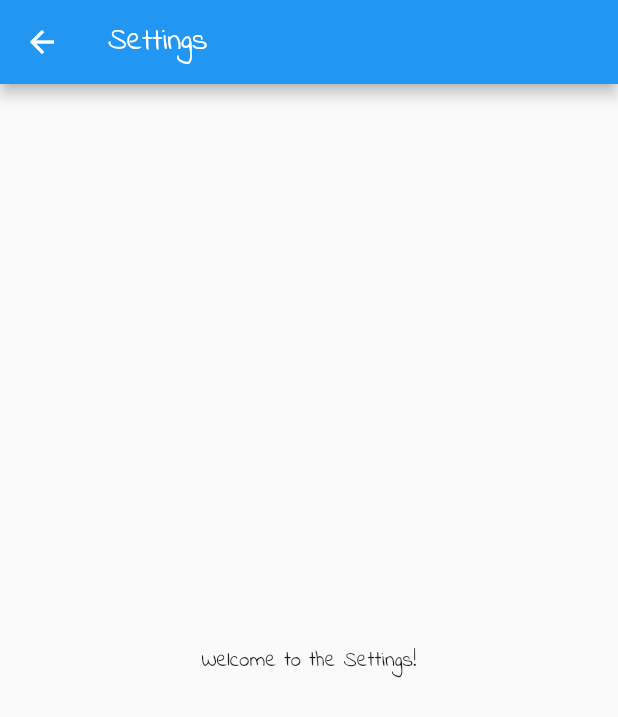
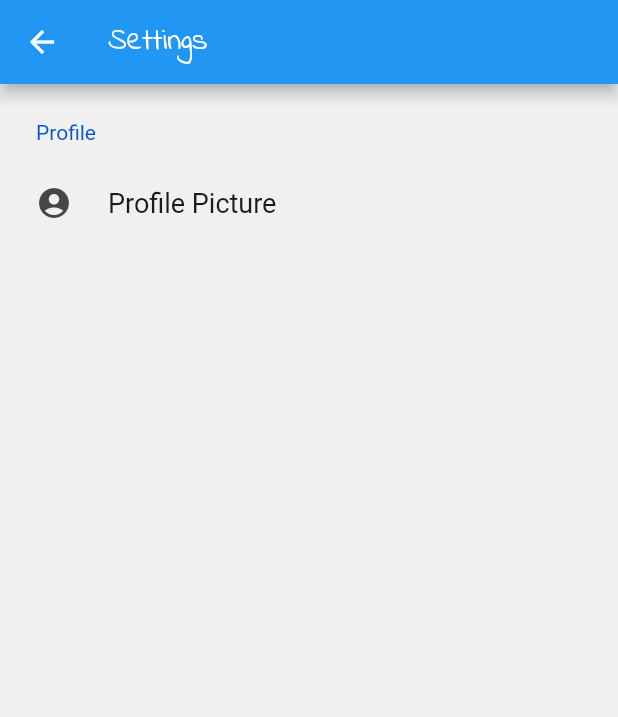
Before and after one commit to yuuutong/Orbital-Project, a Flutter app: the Settings screen opened directly, on a phone screen of 412 x 824 dp. Shown: the top 717 px of the screen. Run offline on Flutter 3.47's test engine with Material 2 defaults, Android fonts, the light colour scheme and no system bars; drawn by our look-alikes of settings_ui; our stand-ins replace cloud_firestore, firebase_auth, firebase_core, fl_chart, shimmer; missing offline and left inert: loading_gifs, time_chart; accounts and stored records are empty.

Commit message:
update settings page

```diff
--- a/sleeplah/lib/settings_page/SettingsScreen.dart
+++ b/sleeplah/lib/settings_page/SettingsScreen.dart
@@ -1,4 +1,8 @@
 import 'package:flutter/material.dart';
+import 'package:settings_ui/settings_ui.dart';
+
+import '../profilePicCollection/collection.dart';
+
 // try merging
 class Settings extends StatefulWidget {
   const Settings({Key? key}) : super(key: key);
@@ -11,11 +15,30 @@ class _SettingsState extends State<Settings> {
   @override
   Widget build(BuildContext context) {
     return Scaffold(
-      appBar: AppBar(
-        title: const Text("Settings")
-        ),
-      body: const Center(
-        child: Text('Welcome to the Settings!'),
+      appBar: AppBar(title: const Text("Settings")),
+      body: SettingsList(
+        sections: [
+          SettingsSection(
+            title: Text('Profile'),
+            tiles: <SettingsTile>[
+              SettingsTile.navigation(
+                leading: Icon(Icons.account_circle),
+                title: Text('Profile Picture'),
+                // value: Text('English'),
+                onPressed: (BuildContext context) {
+                  Navigator.push(context,
+                    MaterialPageRoute(builder: (context) => Collection()));
+                },
+              ),
+              // SettingsTile.switchTile(
+              //   onToggle: (value) {},
+              //   initialValue: true,
+              //   leading: Icon(Icons.format_paint),
+              //   title: Text('Enable custom theme'),
+              // ),
+            ],
+          ),
+        ],
       ),
     );
   }
--- a/sleeplah/pubspec.yaml
+++ b/sleeplah/pubspec.yaml
@@ -44,6 +44,7 @@ dependencies:
   loading_gifs: ^0.3.0
   time_chart: ^0.3.4
   flutter_settings_screens: ^0.2.2+1
+  settings_ui: ^2.0.2
 
 dev_dependencies:
   flutter_test:
```
Also changed, not shown: sleeplah/pubspec.lock.
